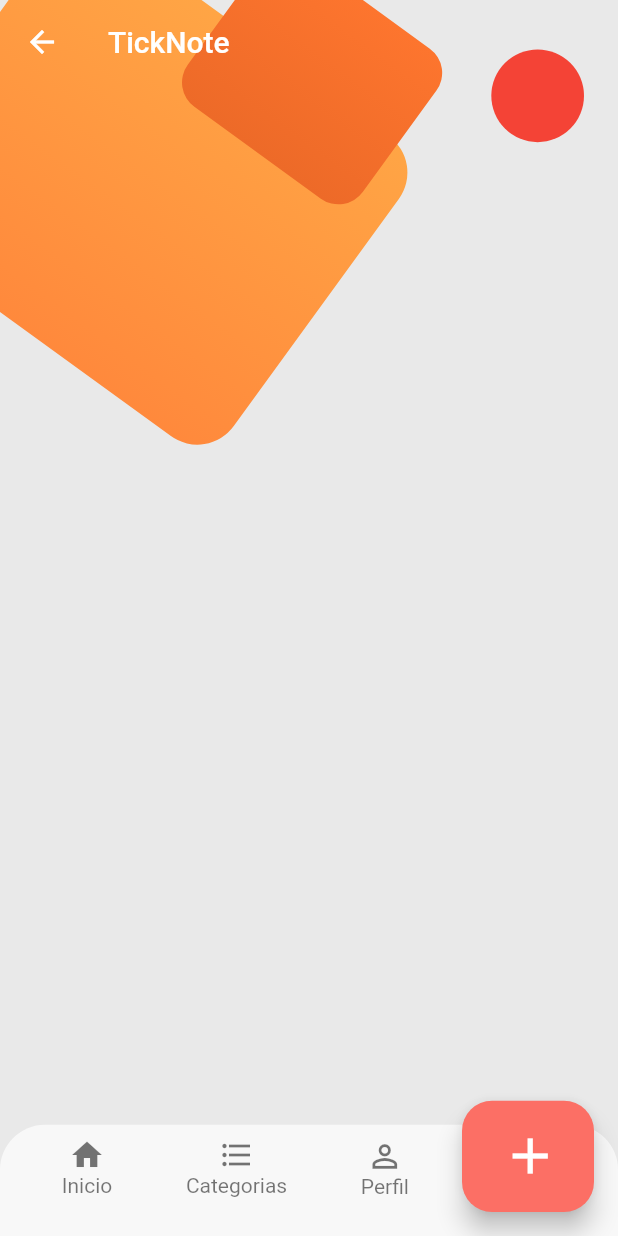
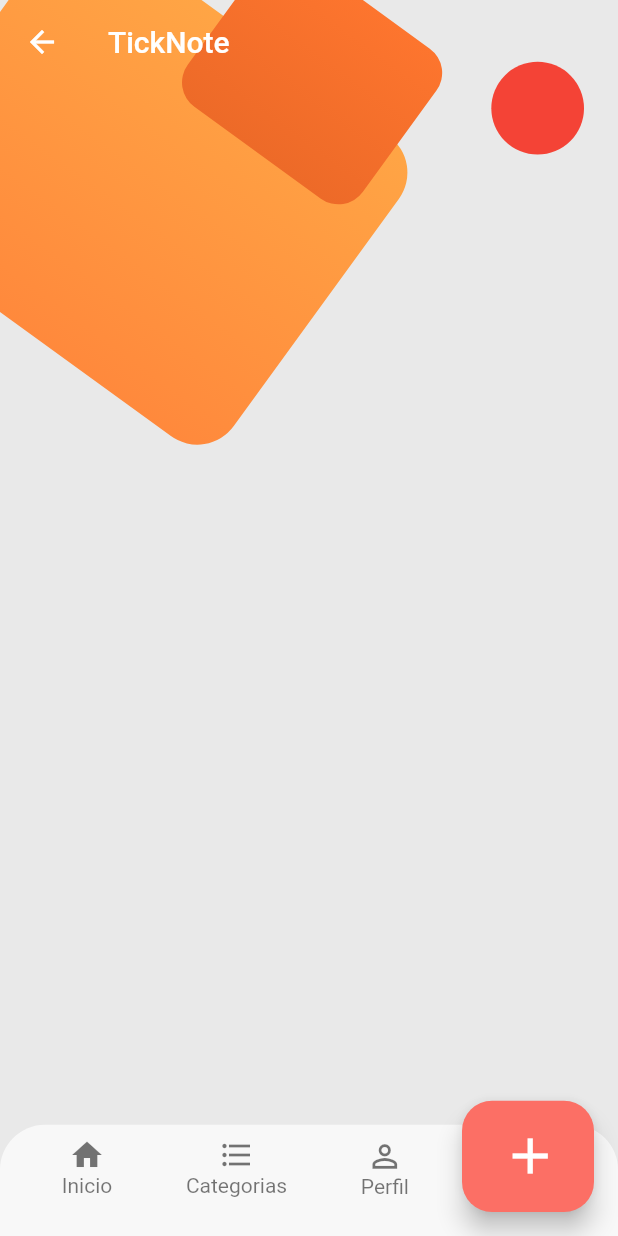
Before and after one commit to IsraelM17/ticknote, a Flutter app: the Home screen opened by its route, on a phone screen of 412 x 824 dp. Run offline on Flutter 3.47's test engine with Material 2 defaults, Android fonts, the phone set to English and light mode, and no system bars; our stand-ins replace flare_flutter, font_awesome_flutter, rxdart.

Commit message:
change color title and size height on top photo

```diff
--- a/lib/src/screens/home.dart
+++ b/lib/src/screens/home.dart
@@ -15,13 +15,13 @@ class Home extends StatelessWidget with RectangleOrange {
       child: AppBar(
         elevation: 0.0,
         backgroundColor: Colors.transparent,
-        title: Text('TickNote'),
+        title: Text('TickNote', style: TextStyle(color: Colors.white),),
       ),
     );
 
     final _photoProfile = Positioned(
       right: size.width * 0.03,
-      top:  size.height * 0.04,
+      top:  size.height * 0.05,
       child: Container(
         height: size.height * 0.075,
         width: size.width * 0.2,
```
